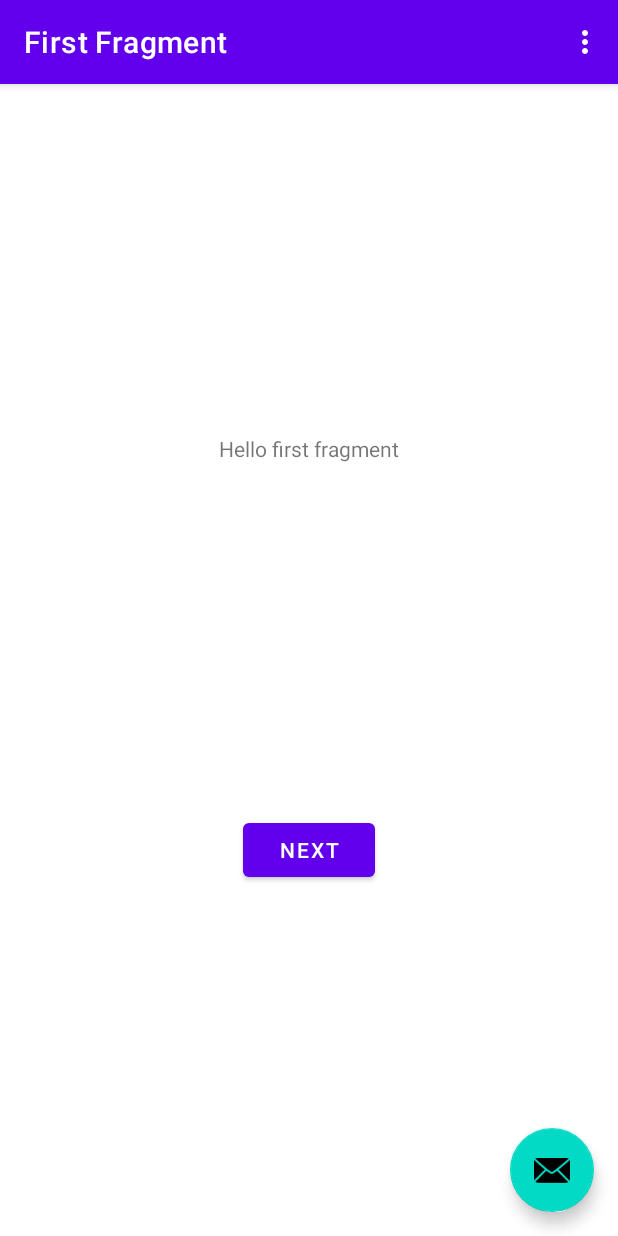
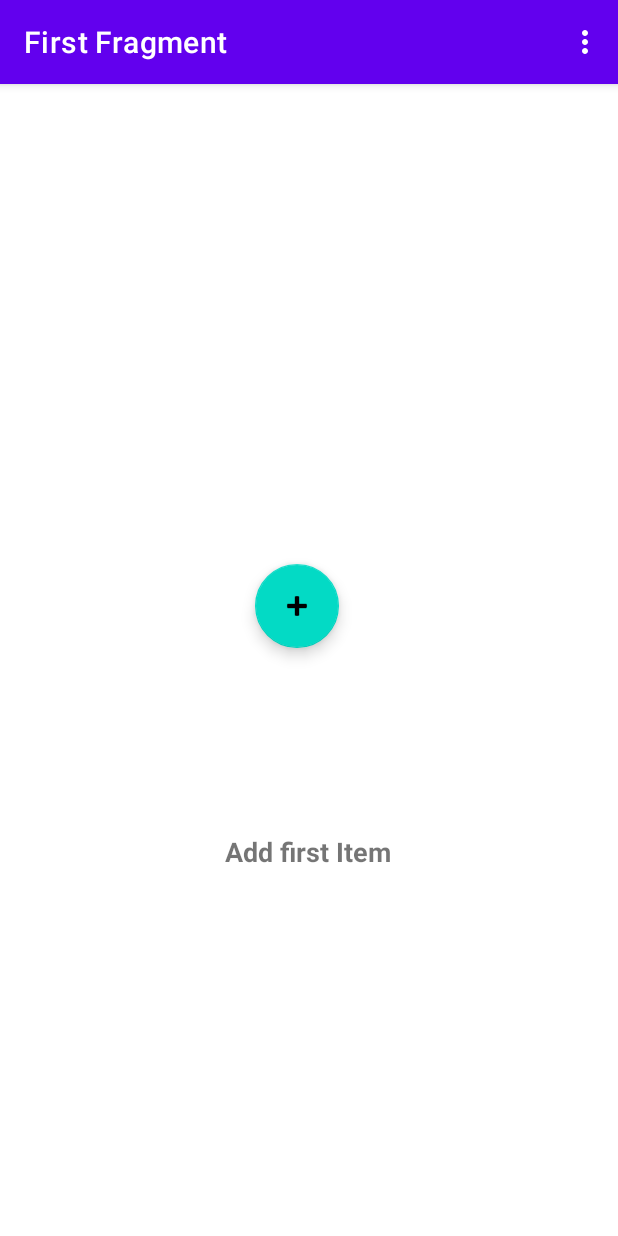
Before and after one commit to mpolasub/grocery-list-app, an Android app: the screen it shows after launch (MainActivity), on a phone screen of 412 x 824 dp. Run offline under Robolectric (Android 15) with nearby library versions, the phone set to English and light mode, and no system bars; our stand-ins replace navigation-ui.

Commit message:
initial UI

```diff
--- a/app/build.gradle
+++ b/app/build.gradle
@@ -4,7 +4,7 @@ plugins {
 
 android {
     namespace 'com.example.grocerylist'
-    compileSdk 33
+    compileSdk 34
 
     defaultConfig {
         applicationId "com.example.grocerylist"
--- a/app/src/main/java/com/example/grocerylist/FirstFragment.java
+++ b/app/src/main/java/com/example/grocerylist/FirstFragment.java
@@ -29,13 +29,6 @@ public class FirstFragment extends Fragment {
     public void onViewCreated(@NonNull View view, Bundle savedInstanceState) {
         super.onViewCreated(view, savedInstanceState);
 
-        binding.buttonFirst.setOnClickListener(new View.OnClickListener() {
-            @Override
-            public void onClick(View view) {
-                NavHostFragment.findNavController(FirstFragment.this)
-                        .navigate(R.id.action_FirstFragment_to_SecondFragment);
-            }
-        });
     }
 
     @Override
--- a/app/src/main/res/layout/activity_main.xml
+++ b/app/src/main/res/layout/activity_main.xml
@@ -26,9 +26,9 @@
         android:id="@+id/fab"
         android:layout_width="wrap_content"
         android:layout_height="wrap_content"
-        android:layout_gravity="bottom|end"
+        android:layout_gravity="center"
         android:layout_marginEnd="@dimen/fab_margin"
         android:layout_marginBottom="16dp"
-        app:srcCompat="@android:drawable/ic_dialog_email" />
+        app:srcCompat="@android:drawable/ic_input_add" />
 
 </androidx.coordinatorlayout.widget.CoordinatorLayout>
--- a/app/src/main/res/layout/fragment_first.xml
+++ b/app/src/main/res/layout/fragment_first.xml
@@ -10,19 +10,14 @@
         android:id="@+id/textview_first"
         android:layout_width="wrap_content"
         android:layout_height="wrap_content"
-        android:text="@string/hello_first_fragment"
-        app:layout_constraintBottom_toTopOf="@id/button_first"
-        app:layout_constraintEnd_toEndOf="parent"
-        app:layout_constraintStart_toStartOf="parent"
-        app:layout_constraintTop_toTopOf="parent" />
-
-    <Button
-        android:id="@+id/button_first"
-        android:layout_width="wrap_content"
-        android:layout_height="wrap_content"
-        android:text="@string/next"
+        android:text="@string/add_item"
+        android:textSize="18sp"
+        android:textStyle="bold"
         app:layout_constraintBottom_toBottomOf="parent"
         app:layout_constraintEnd_toEndOf="parent"
+        app:layout_constraintHorizontal_bias="0.498"
         app:layout_constraintStart_toStartOf="parent"
-        app:layout_constraintTop_toBottomOf="@id/textview_first" />
+        app:layout_constraintTop_toTopOf="parent"
+        app:layout_constraintVertical_bias="0.672" />
+
 </androidx.constraintlayout.widget.ConstraintLayout>
--- a/app/src/main/res/values/strings.xml
+++ b/app/src/main/res/values/strings.xml
@@ -9,4 +9,9 @@
 
     <string name="hello_first_fragment">Hello first fragment</string>
     <string name="hello_second_fragment">Hello second fragment. Arg: %1$s</string>
+    <string name="add_item">Add first Item</string>
+    <string name="enter_item">Enter Grocery Item</string>
+    <string name="hint_item">Enter Grocery</string>
+    <string name="quantity_hint">Quantity</string>
+    <string name="save_title">Save</string>
 </resources>
--- a/app/src/main/res/values/themes.xml
+++ b/app/src/main/res/values/themes.xml
@@ -1,6 +1,6 @@
 <resources xmlns:tools="http://schemas.android.com/tools">
     <!-- Base application theme. -->
-    <style name="Theme.GroceryList" parent="Theme.MaterialComponents.DayNight.DarkActionBar">
+    <style name="Theme.GroceryList" parent="Theme.MaterialComponents.Light.NoActionBar">
         <!-- Primary brand color. -->
         <item name="colorPrimary">@color/purple_500</item>
         <item name="colorPrimaryVariant">@color/purple_700</item>
```
Also changed, not shown: app/src/main/res/layout/popup.xml (added, +51 -0 lines).
